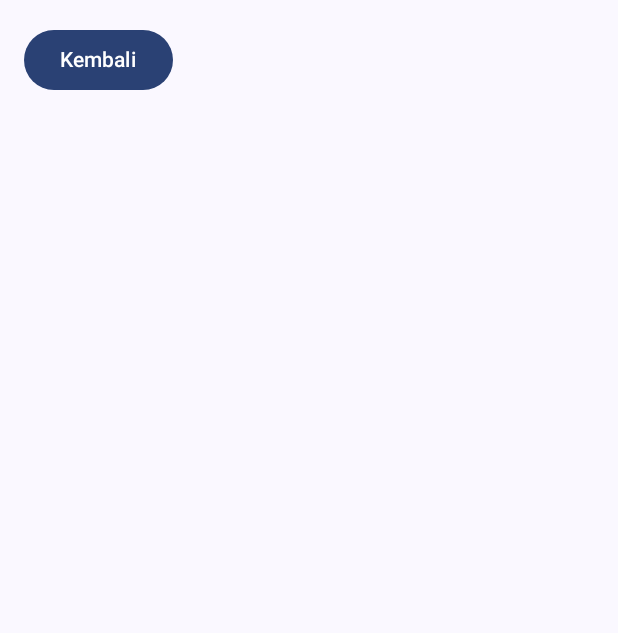
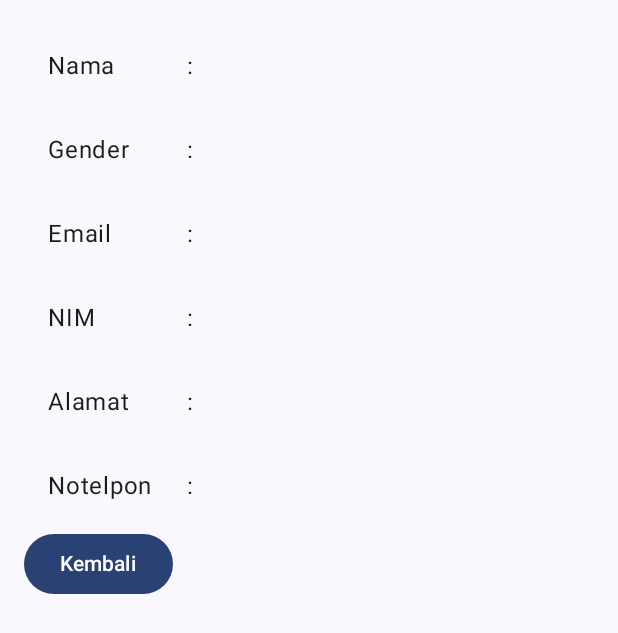
Before and after one commit to ichsanHPM/questnavigasimvvm, an Android app built with Jetpack Compose: the composable TampilDataView shown on its own in the app's theme, on a phone screen of 412 x 824 dp. Shown: the top 633 px of the screen. Run offline under Robolectric (Android 15) with nearby library versions, the phone set to English and light mode, and no system bars.

Commit message:
menambahkan column dan row

```diff
--- a/app/src/main/java/com/example/questnavigasimvvm/ui/theme/view/TampilData.kt
+++ b/app/src/main/java/com/example/questnavigasimvvm/ui/theme/view/TampilData.kt
@@ -1,7 +1,10 @@
 package com.example.questnavigasimvvm.ui.theme.view
 
+import androidx.compose.foundation.layout.Arrangement
 import androidx.compose.foundation.layout.Column
+import androidx.compose.foundation.layout.Row
 import androidx.compose.foundation.layout.fillMaxSize
+import androidx.compose.foundation.layout.fillMaxWidth
 import androidx.compose.foundation.layout.padding
 import androidx.compose.material3.Button
 import androidx.compose.material3.Text
@@ -34,4 +37,17 @@ fun TampilDataView(
 @Composable
 fun TampilData(param: String, argu: String) {
 
+    Column(
+        modifier = Modifier.padding(16.dp)
+    ) {
+        Row(
+            modifier = Modifier.fillMaxWidth(),
+            horizontalArrangement = Arrangement.SpaceBetween
+        ) {
+            Text(text = param, modifier = Modifier.weight(0.8f))
+            Text(text = ": ", modifier = Modifier.weight(0.2f))
+            Text(text = argu, modifier = Modifier.weight(2f))
+        }
+    }
+
 }
```
